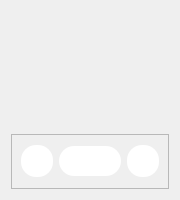
This is application-desktop/availableitemwidget.ui in Saul-Ortega/AeApplicationManager as Qt 5 draws it before an edit. The edited form follows.
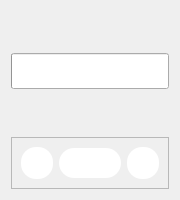
This is the edited form. Icons and pictures are not drawn.

Commit message: fix: cambios de tamaño en la ventana principal

```diff
--- a/application-desktop/availableitemwidget.ui
+++ b/application-desktop/availableitemwidget.ui
@@ -42,6 +42,25 @@
      </property>
     </widget>
    </item>
+   <item>
+    <widget class="QProgressBar" name="progressBar">
+     <property name="enabled">
+      <bool>true</bool>
+     </property>
+     <property name="sizePolicy">
+      <sizepolicy hsizetype="Ignored" vsizetype="Ignored">
+       <horstretch>0</horstretch>
+       <verstretch>0</verstretch>
+      </sizepolicy>
+     </property>
+     <property name="value">
+      <number>0</number>
+     </property>
+     <property name="textVisible">
+      <bool>false</bool>
+     </property>
+    </widget>
+   </item>
    <item>
     <widget class="QLabel" name="labe_Name">
      <property name="text">
```
The commit also changes 4 other files.
